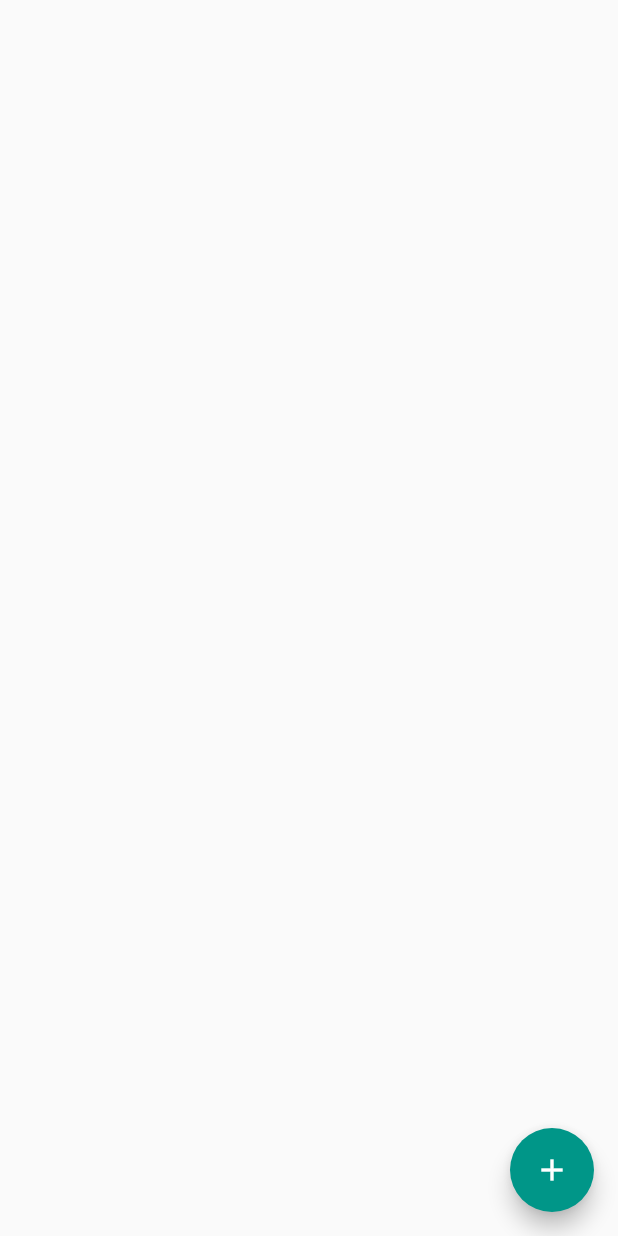
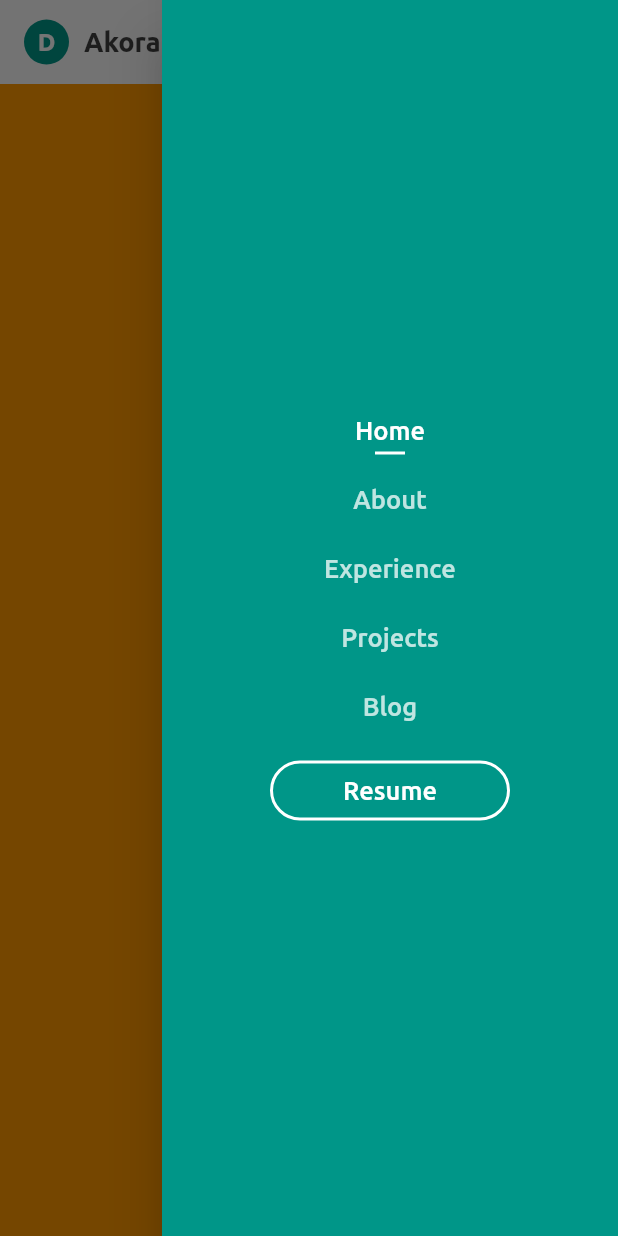
Before and after one commit to Akora-IngDKB/personal_website, a Flutter app: the screen it shows after launch, with the side drawer open (before the commit the screen has no drawer), on a phone screen of 412 x 824 dp. Run offline on Flutter 3.47's test engine with Material 2 defaults, Android fonts, the light colour scheme and no system bars; missing offline and left inert: dart:html, dart:js.

Commit message:
Viable skeleton for responsiveness

```diff
--- /dev/null
+++ b/lib/src/components/drawer.dart
@@ -0,0 +1,112 @@
+import 'package:flutter/material.dart';
+import 'package:personal_web/src/components/nav_bar.dart';
+import 'package:personal_web/src/utils/url_helper.dart';
+
+class AppDrawer extends StatefulWidget {
+  final int selectedIndex;
+  final void Function(int index) onItemSelected;
+
+  const AppDrawer({this.selectedIndex = 0, this.onItemSelected});
+
+  @override
+  _AppDrawerState createState() => _AppDrawerState();
+}
+
+class _AppDrawerState extends State<AppDrawer> {
+  int selectedIndex;
+
+  final textStyle = TextStyle(
+    color: Colors.white,
+    fontSize: 17,
+    fontWeight: FontWeight.w700,
+  );
+
+  final items = [
+    'Home',
+    'About',
+    'Experience',
+    'Projects',
+    'Blog',
+    'Resume',
+  ];
+
+  @override
+  void initState() {
+    super.initState();
+
+    selectedIndex = widget.selectedIndex;
+  }
+
+  @override
+  Widget build(BuildContext context) {
+    return Drawer(
+      child: Container(
+        color: Colors.teal,
+        child: Column(
+          mainAxisAlignment: MainAxisAlignment.center,
+          mainAxisSize: MainAxisSize.min,
+          children: items.map((item) {
+            return InkWell(
+              onTap: () {
+                switch (item) {
+                  case 'Home':
+                  case 'About':
+                    setState(() {
+                      selectedIndex = items.indexOf(item);
+                    });
+
+                    if (widget.onItemSelected != null) {
+                      widget.onItemSelected(selectedIndex);
+                    }
+                    break;
+                  case 'Resume':
+                    break;
+                  case 'Blog':
+                    UrlHelper.launchUrl(
+                      'https://medium.com/@debrahkwesibuabeng2',
+                    );
+                    break;
+                  default:
+                  // setState(() {
+                  //   selectedIndex = items.indexOf(item);
+                  // });
+
+                  // if (widget.onItemSelected != null) {
+                  //   widget.onItemSelected(selectedIndex);
+                  // }
+                }
+              },
+              child: item == 'Resume'
+                  ? SizedBox(width: 160, child: ResumeButton())
+                  : Column(
+                      mainAxisAlignment: MainAxisAlignment.center,
+                      children: [
+                        Text(
+                          item,
+                          style: textStyle.copyWith(
+                            fontWeight: FontWeight.w500,
+                            color: textStyle.color.withOpacity(
+                              selectedIndex == items.indexOf(item) ? 1.0 : 0.75,
+                            ),
+                          ),
+                        ),
+                        SizedBox(height: 4),
+                        if (item != 'Resume')
+                          AnimatedContainer(
+                            duration: Duration(milliseconds: 300),
+                            height: 2,
+                            width: 20,
+                            color: selectedIndex == items.indexOf(item)
+                                ? Colors.white
+                                : Colors.transparent,
+                          ),
+                        SizedBox(height: 20),
+                      ],
+                    ),
+            );
+          }).toList(),
+        ),
+      ),
+    );
+  }
+}
--- a/lib/src/components/nav_bar.dart
+++ b/lib/src/components/nav_bar.dart
@@ -1,5 +1,75 @@
 import 'package:flutter/material.dart';
 import 'package:personal_web/src/utils/url_helper.dart';
+
+class MobileNavbar extends StatelessWidget implements PreferredSizeWidget {
+  final textStyle = TextStyle(
+    color: Colors.white,
+    fontSize: 17,
+    fontWeight: FontWeight.w700,
+  );
+
+  @override
+  Widget build(BuildContext context) {
+    return AppBar(
+      backgroundColor: Theme.of(context).scaffoldBackgroundColor,
+      elevation: 0,
+      actions: [
+        IconButton(
+          color: Colors.teal,
+          highlightColor: Colors.transparent,
+          hoverColor: Colors.transparent,
+          splashColor: Colors.transparent,
+          icon: Icon(Icons.menu),
+          onPressed: () {
+            Scaffold.of(context).openEndDrawer();
+          },
+        )
+      ],
+      title: Row(
+        mainAxisAlignment: MainAxisAlignment.center,
+        mainAxisSize: MainAxisSize.min,
+        children: [
+          CircleAvatar(
+            backgroundColor: Colors.teal,
+            radius: 15,
+            child: Text(
+              'D',
+              style: TextStyle(
+                color: Colors.white,
+                fontWeight: FontWeight.bold,
+              ),
+            ),
+          ),
+          SizedBox(width: 10),
+          RichText(
+            textAlign: TextAlign.center,
+            text: TextSpan(
+              text: 'Akora I',
+              style: textStyle.copyWith(
+                color: Colors.black.withOpacity(0.75),
+                fontSize: 18,
+                fontFamily: 'Ubuntu',
+              ),
+              children: [
+                TextSpan(
+                  text: 'ng. DKB',
+                  style: textStyle.copyWith(
+                    color: Colors.teal,
+                    fontSize: 18,
+                    fontFamily: 'Ubuntu',
+                  ),
+                ),
+              ],
+            ),
+          ),
+        ],
+      ),
+    );
+  }
+
+  @override
+  Size get preferredSize => Size.fromHeight(56.0);
+}
 
 class Navbar extends StatefulWidget {
   final int selectedIndex;
@@ -119,7 +189,7 @@ class _NavbarState extends State<Navbar> {
                     }
                   },
                   child: item == 'Resume'
-                      ? _ResumeButton()
+                      ? ResumeButton()
                       : Column(
                           mainAxisAlignment: MainAxisAlignment.center,
                           children: [
@@ -156,12 +226,12 @@ class _NavbarState extends State<Navbar> {
   }
 }
 
-class _ResumeButton extends StatefulWidget {
+class ResumeButton extends StatefulWidget {
   @override
   _ResumeButtonState createState() => _ResumeButtonState();
 }
 
-class _ResumeButtonState extends State<_ResumeButton> {
+class _ResumeButtonState extends State<ResumeButton> {
   bool hovered = false;
 
   @override
--- a/lib/src/components/responsive/layout_wrapper.dart
+++ b/lib/src/components/responsive/layout_wrapper.dart
@@ -6,12 +6,7 @@ class LayoutWrapper extends StatelessWidget {
   @override
   Widget build(BuildContext context) {
     return ScreenTypeLayout(
-      mobile: Scaffold(
-        floatingActionButton: FloatingActionButton(
-          child: Icon(Icons.add),
-          onPressed: () {},
-        ),
-      ),
+      mobile: MobilePage(),
       tablet: MainPage(),
     );
   }
--- a/lib/src/main_page.dart
+++ b/lib/src/main_page.dart
@@ -3,7 +3,45 @@ import 'dart:html' as html;
 
 import 'package:flutter/material.dart';
 import 'package:personal_web/src/body.dart';
+import 'package:personal_web/src/components/drawer.dart';
+import 'package:personal_web/src/components/nav_bar.dart';
 import 'package:personal_web/src/components/social_media_bar.dart';
+
+class MobilePage extends StatefulWidget {
+  @override
+  _MobilePageState createState() => _MobilePageState();
+}
+
+class _MobilePageState extends State<MobilePage> {
+  int pageIndex = 0;
+  final pages = [
+    Container(
+      color: Colors.orange,
+    ),
+    Container(
+      color: Colors.amber,
+    )
+  ];
+
+  @override
+  Widget build(BuildContext context) {
+    return Scaffold(
+      appBar: MobileNavbar(),
+      endDrawer: AppDrawer(
+        selectedIndex: pageIndex,
+        onItemSelected: (index) {
+          setState(() {
+            pageIndex = index;
+          });
+        },
+      ),
+      body: AnimatedSwitcher(
+        duration: kThemeAnimationDuration,
+        child: pages[pageIndex],
+      ),
+    );
+  }
+}
 
 class MainPage extends StatelessWidget {
   @override
```
